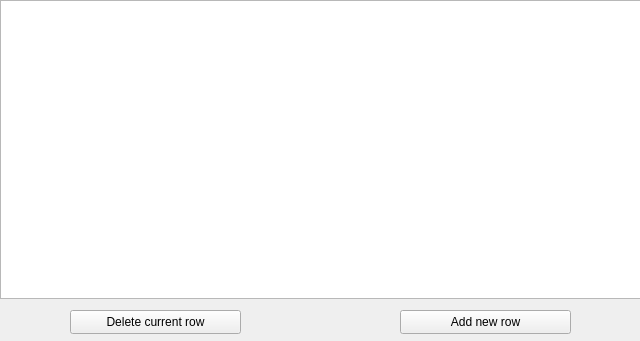
This is authors.ui in Cenadar/facultyarchive as Qt 5 draws it before an edit. The edited form follows.
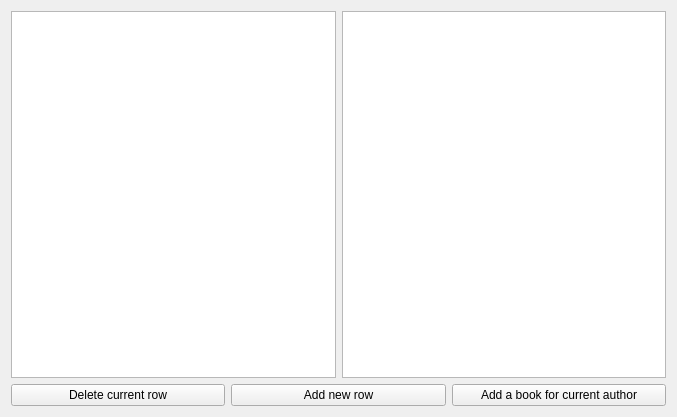
This is the edited form.

Commit message: All sections now works. Needed to add deletion of relations between books and authors.

The edit to the form file:
```diff
--- a/authors.ui
+++ b/authors.ui
@@ -6,49 +6,58 @@
    <rect>
     <x>0</x>
     <y>0</y>
-    <width>640</width>
-    <height>341</height>
+    <width>677</width>
+    <height>417</height>
    </rect>
   </property>
   <property name="windowTitle">
    <string>Form</string>
   </property>
+  <layout class="QHBoxLayout" name="horizontalLayout_3">
+   <item>
+    <layout class="QVBoxLayout" name="verticalLayout">
+     <item>
+      <layout class="QHBoxLayout" name="horizontalLayout_2">
+       <item>
+        <widget class="QTableView" name="tableView"/>
+       </item>
+       <item>
+        <widget class="QTableView" name="tableBooksView">
+         <attribute name="horizontalHeaderStretchLastSection">
+          <bool>true</bool>
+         </attribute>
+        </widget>
+       </item>
+      </layout>
+     </item>
+     <item>
+      <layout class="QHBoxLayout" name="horizontalLayout">
+       <item>
   <widget class="QPushButton" name="delButton">
-   <property name="geometry">
-    <rect>
-     <x>70</x>
-     <y>310</y>
-     <width>171</width>
-     <height>24</height>
-    </rect>
-   </property>
    <property name="text">
     <string>Delete current row</string>
    </property>
   </widget>
-  <widget class="QTableView" name="tableView">
-   <property name="geometry">
-    <rect>
-     <x>0</x>
-     <y>0</y>
-     <width>641</width>
-     <height>299</height>
-    </rect>
-   </property>
-  </widget>
+       </item>
+       <item>
   <widget class="QPushButton" name="addButton">
-   <property name="geometry">
-    <rect>
-     <x>400</x>
-     <y>310</y>
-     <width>171</width>
-     <height>24</height>
-    </rect>
-   </property>
    <property name="text">
     <string>Add new row</string>
    </property>
   </widget>
+       </item>
+       <item>
+        <widget class="QPushButton" name="addBookButton">
+         <property name="text">
+          <string>Add a book for current author</string>
+         </property>
+        </widget>
+       </item>
+      </layout>
+     </item>
+    </layout>
+   </item>
+  </layout>
  </widget>
  <resources/>
  <connections/>
```
Lines whose indentation alone changed are shown as unchanged. The commit also changes 11 other files.
